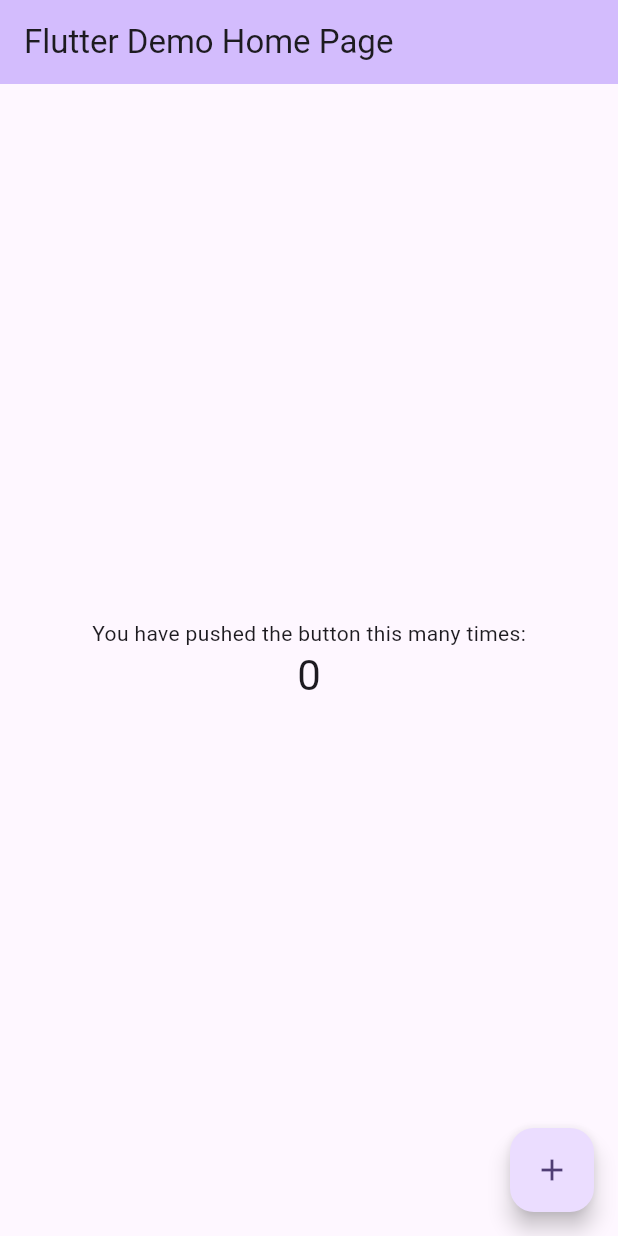
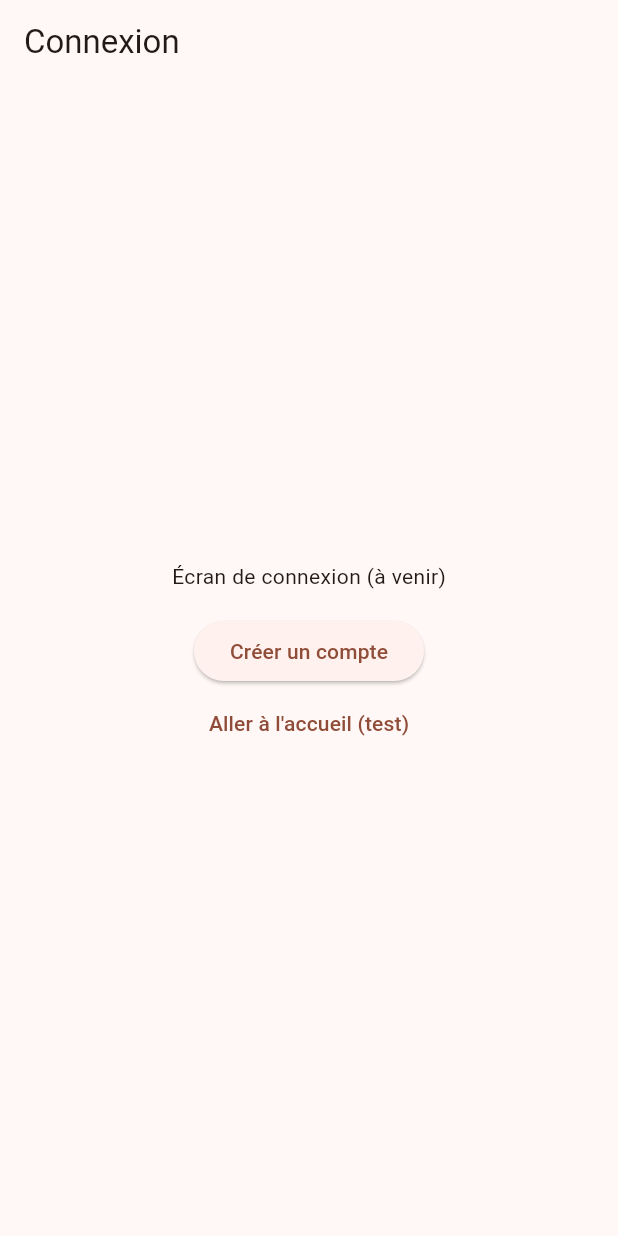
Before and after one commit to arij34/MobileProjet_5SAE3_2026_2027, a Flutter app: the screen it shows after launch, on a phone screen of 412 x 824 dp. Run offline on Flutter 3.47's test engine with Material 3 defaults, Android fonts, the phone set to English and light mode, and no system bars.

Commit message:
feat: project structure, routes and placeholder screens

```diff
--- /dev/null
+++ b/lib/core/routes/app_routes.dart
@@ -0,0 +1,21 @@
+import 'package:flutter/material.dart';
+import '../../features/users/screens/splash_screen.dart';
+import '../../features/users/screens/login_screen.dart';
+import '../../features/users/screens/register_screen.dart';
+import '../../features/users/screens/home_screen.dart';
+
+/// Toutes les routes de l'application.
+/// Chaque collègue ajoute ici les routes de son module.
+class AppRoutes {
+  static const String splash = '/';
+  static const String login = '/login';
+  static const String register = '/register';
+  static const String home = '/home';
+
+  static Map<String, WidgetBuilder> get routes => {
+        splash: (context) => const SplashScreen(),
+        login: (context) => const LoginScreen(),
+        register: (context) => const RegisterScreen(),
+        home: (context) => const HomeScreen(),
+      };
+}
--- /dev/null
+++ b/lib/features/users/screens/login_screen.dart
@@ -0,0 +1,31 @@
+import 'package:flutter/material.dart';
+import '../../../core/routes/app_routes.dart';
+
+class LoginScreen extends StatelessWidget {
+  const LoginScreen({super.key});
+
+  @override
+  Widget build(BuildContext context) {
+    return Scaffold(
+      appBar: AppBar(title: const Text('Connexion')),
+      body: Center(
+        child: Column(
+          mainAxisAlignment: MainAxisAlignment.center,
+          children: [
+            const Text('Écran de connexion (à venir)'),
+            const SizedBox(height: 16),
+            ElevatedButton(
+              onPressed: () => Navigator.pushNamed(context, AppRoutes.register),
+              child: const Text('Créer un compte'),
+            ),
+            TextButton(
+              onPressed: () =>
+                  Navigator.pushReplacementNamed(context, AppRoutes.home),
+              child: const Text('Aller à l\'accueil (test)'),
+            ),
+          ],
+        ),
+      ),
+    );
+  }
+}
--- a/lib/main.dart
+++ b/lib/main.dart
@@ -1,122 +1,24 @@
 import 'package:flutter/material.dart';
+import 'core/routes/app_routes.dart';
 
 void main() {
-  runApp(const MyApp());
+  runApp(const MyGymApp());
 }
 
-class MyApp extends StatelessWidget {
-  const MyApp({super.key});
+class MyGymApp extends StatelessWidget {
+  const MyGymApp({super.key});
 
-  // This widget is the root of your application.
   @override
   Widget build(BuildContext context) {
     return MaterialApp(
-      title: 'Flutter Demo',
+      title: 'MyGym',
+      debugShowCheckedModeBanner: false,
       theme: ThemeData(
-        // This is the theme of your application.
-        //
-        // TRY THIS: Try running your application with "flutter run". You'll see
-        // the application has a purple toolbar. Then, without quitting the app,
-        // try changing the seedColor in the colorScheme below to Colors.green
-        // and then invoke "hot reload" (save your changes or press the "hot
-        // reload" button in a Flutter-supported IDE, or press "r" if you used
-        // the command line to start the app).
-        //
-        // Notice that the counter didn't reset back to zero; the application
-        // state is not lost during the reload. To reset the state, use hot
-        // restart instead.
-        //
-        // This works for code too, not just values: Most code changes can be
-        // tested with just a hot reload.
-        colorScheme: .fromSeed(seedColor: Colors.deepPurple),
+        colorScheme: ColorScheme.fromSeed(seedColor: Colors.deepOrange),
+        useMaterial3: true,
       ),
-      home: const MyHomePage(title: 'Flutter Demo Home Page'),
+      initialRoute: AppRoutes.splash,
+      routes: AppRoutes.routes,
     );
   }
 }
-
-class MyHomePage extends StatefulWidget {
-  const MyHomePage({super.key, required this.title});
-
-  // This widget is the home page of your application. It is stateful, meaning
-  // that it has a State object (defined below) that contains fields that affect
-  // how it looks.
-
-  // This class is the configuration for the state. It holds the values (in this
-  // case the title) provided by the parent (in this case the App widget) and
-  // used by the build method of the State. Fields in a Widget subclass are
-  // always marked "final".
-
-  final String title;
-
-  @override
-  State<MyHomePage> createState() => _MyHomePageState();
-}
-
-class _MyHomePageState extends State<MyHomePage> {
-  int _counter = 0;
-
-  void _incrementCounter() {
-    setState(() {
-      // This call to setState tells the Flutter framework that something has
-      // changed in this State, which causes it to rerun the build method below
-      // so that the display can reflect the updated values. If we changed
-      // _counter without calling setState(), then the build method would not be
-      // called again, and so nothing would appear to happen.
-      _counter++;
-    });
-  }
-
-  @override
-  Widget build(BuildContext context) {
-    // This method is rerun every time setState is called, for instance as done
-    // by the _incrementCounter method above.
-    //
-    // The Flutter framework has been optimized to make rerunning build methods
-    // fast, so that you can just rebuild anything that needs updating rather
-    // than having to individually change instances of widgets.
-    return Scaffold(
-      appBar: AppBar(
-        // TRY THIS: Try changing the color here to a specific color (to
-        // Colors.amber, perhaps?) and trigger a hot reload to see the AppBar
-        // change color while the other colors stay the same.
-        backgroundColor: Theme.of(context).colorScheme.inversePrimary,
-        // Here we take the value from the MyHomePage object that was created by
-        // the App.build method, and use it to set our appbar title.
-        title: Text(widget.title),
-      ),
-      body: Center(
-        // Center is a layout widget. It takes a single child and positions it
-        // in the middle of the parent.
-        child: Column(
-          // Column is also a layout widget. It takes a list of children and
-          // arranges them vertically. By default, it sizes itself to fit its
-          // children horizontally, and tries to be as tall as its parent.
-          //
-          // Column has various properties to control how it sizes itself and
-          // how it positions its children. Here we use mainAxisAlignment to
-          // center the children vertically; the main axis here is the vertical
-          // axis because Columns are vertical (the cross axis would be
-          // horizontal).
-          //
-          // TRY THIS: Invoke "debug painting" (choose the "Toggle Debug Paint"
-          // action in the IDE, or press "p" in the console), to see the
-          // wireframe for each widget.
-          mainAxisAlignment: .center,
-          children: [
-            const Text('You have pushed the button this many times:'),
-            Text(
-              '$_counter',
-              style: Theme.of(context).textTheme.headlineMedium,
-            ),
-          ],
-        ),
-      ),
-      floatingActionButton: FloatingActionButton(
-        onPressed: _incrementCounter,
-        tooltip: 'Increment',
-        child: const Icon(Icons.add),
-      ),
-    );
-  }
-}
```
Also changed, not shown: lib/core/widgets/placeholder_view.dart (added, +25 -0 lines), lib/features/activities/screens/activities_screen.dart (added, +12 -0 lines), lib/features/challenges/screens/challenges_screen.dart (added, +12 -0 lines), lib/features/gyms/screens/gyms_screen.dart (added, +11 -0 lines), lib/features/nutrition/screens/nutrition_screen.dart (added, +12 -0 lines), lib/features/users/screens/home_screen.dart (added, +24 -0 lines), lib/features/users/screens/register_screen.dart (added, +13 -0 lines), lib/features/users/screens/splash_screen.dart (added, +37 -0 lines), 1 other file.
